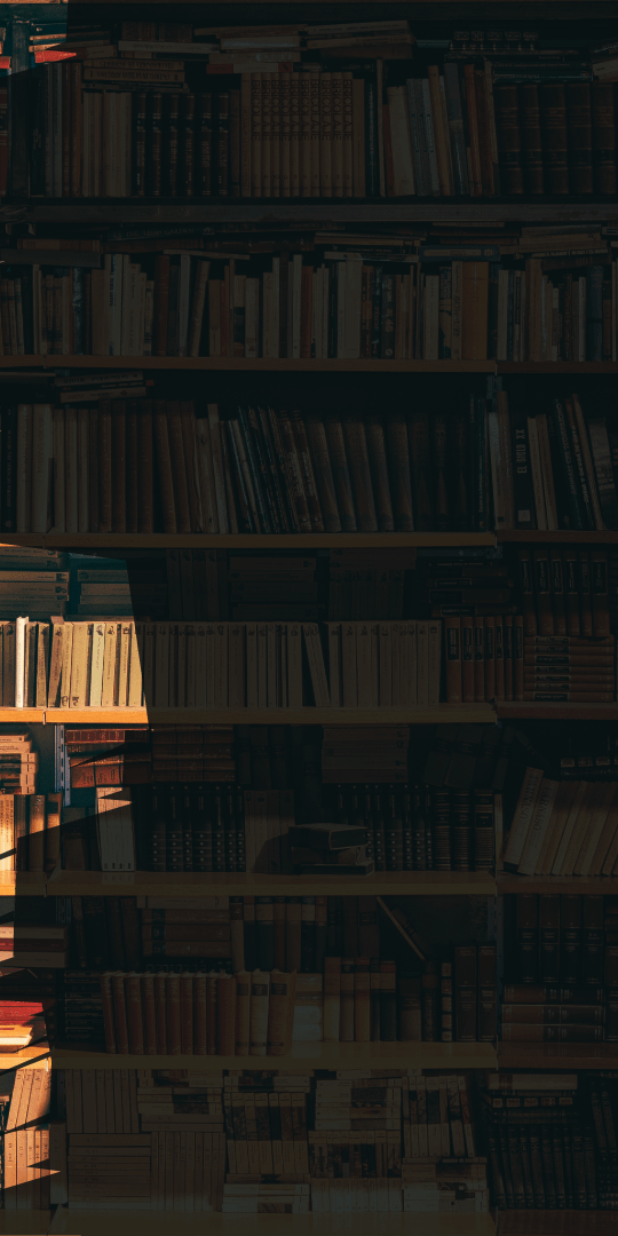
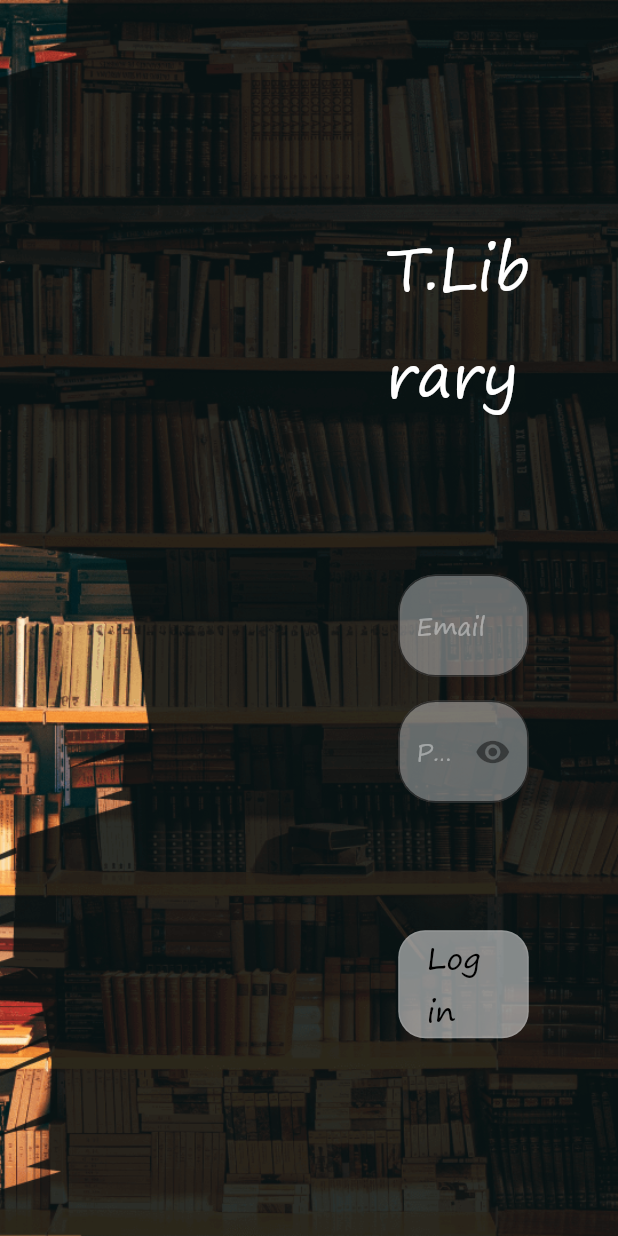
Before and after one commit to majdkurdi/t_library_dashboard, a Flutter app: the screen it shows after launch, on a phone screen of 412 x 824 dp. Run offline on Flutter 3.47's test engine with Material 2 defaults, Android fonts, the phone set to English and light mode, and no system bars.

Commit message:
login page

```diff
--- a/lib/main.dart
+++ b/lib/main.dart
@@ -1,6 +1,6 @@
 import 'package:flutter/material.dart';
+import 'package:t_library_dashboard/screens/login_screen.dart';
 import './screens/welcome_screen.dart';
-import 'screens/login_screen.dart';
 
 void main() {
   runApp(MyApp());
@@ -12,9 +12,11 @@ class MyApp extends StatelessWidget {
     return MaterialApp(
       title: 'Flutter Demo',
       theme: ThemeData(
+          fontFamily: 'Sego',
           primaryColor: Color(0xFF363636),
           accentColor: Color(0xFF800000),
           backgroundColor: Colors.black,
+          cardColor: Colors.grey[200],
           textTheme: TextTheme(
             headline6: TextStyle(color: Colors.white, fontFamily: 'Sego'),
           )),
--- /dev/null
+++ b/lib/notifiers/auth_notifier.dart
@@ -0,0 +1,12 @@
+import 'package:flutter/cupertino.dart';
+import '../models/user.dart';
+import '../services/authentication.dart';
+
+class AuthNotifier with ChangeNotifier {
+  late User currentUser;
+  final auth = Auth();
+
+  Future<void> signIn(String email, String password) async {
+    currentUser = await auth.signIn(email, password);
+  }
+}
--- a/lib/screens/login_screen.dart
+++ b/lib/screens/login_screen.dart
@@ -1,6 +1,17 @@
 import 'package:flutter/material.dart';
+import '../widgets/login_text_field.dart';
+import '../widgets/login_button.dart';
 
-class LoginScreen extends StatelessWidget {
+class LoginScreen extends StatefulWidget {
+  @override
+  _LoginScreenState createState() => _LoginScreenState();
+}
+
+class _LoginScreenState extends State<LoginScreen> {
+  final formKey = GlobalKey<FormState>();
+  String? email;
+  String? password;
+
   @override
   Widget build(BuildContext context) {
     return Scaffold(
@@ -10,7 +21,93 @@ class LoginScreen extends StatelessWidget {
                 image: AssetImage('assets/login_background.png'),
                 fit: BoxFit.cover),
           ),
+          child: Center(
+            child: Row(
+              mainAxisSize: MainAxisSize.max,
+              mainAxisAlignment: MainAxisAlignment.end,
+              children: [
+                Container(
+                  height: MediaQuery.of(context).size.height,
+                  width: MediaQuery.of(context).size.width / 4,
+                  child: Form(
+                    key: formKey,
+                    child: Column(
+                      mainAxisAlignment: MainAxisAlignment.spaceAround,
+                      children: [
+                        SizedBox(
+                          height: 20,
                         ),
+                        Padding(
+                          padding: const EdgeInsets.symmetric(vertical: 20),
+                          child: Text(
+                            'T.Library',
+                            style: Theme.of(context)
+                                .textTheme
+                                .headline6!
+                                .copyWith(fontSize: 40),
+                          ),
+                        ),
+                        Column(
+                          children: [
+                            LoginTextField(
+                              hint: 'Email',
+                              keyboardType: TextInputType.emailAddress,
+                              validator: (val) {
+                                if (val != null &&
+                                    val.contains('@') &&
+                                    val.contains('.')) {
+                                  return null;
+                                } else {
+                                  return 'please provide a valid email!';
+                                }
+                              },
+                              save: (val) {
+                                email = val;
+                              },
+                            ),
+                            LoginTextField(
+                              hint: 'Password',
+                              password: true,
+                              obsecure: true,
+                              validator: (val) {
+                                if (val != null && val.length >= 8) {
+                                  return null;
+                                } else {
+                                  return 'Weak Password!';
+                                }
+                              },
+                              save: (val) {
+                                password = val;
+                              },
+                            ),
+                          ],
+                        ),
+                        LoginButton(
+                          onTap: () {
+                            if (formKey.currentState!.validate()) {
+                              formKey.currentState!.save();
+                            }
+                          },
+                        ),
+                        SizedBox(height: 20),
+                        // TextButton(
+                        //   child: Text(
+                        //     'Sign Up',
+                        //     style: Theme.of(context)
+                        //         .textTheme
+                        //         .headline6!
+                        //         .copyWith(fontSize: 15),
+                        //   ),
+                        //   onPressed: () {},
+                        // )
+                      ],
+                    ),
+                  ),
+                ),
+                SizedBox(width: MediaQuery.of(context).size.width / 8)
+              ],
+            ),
+          )),
     );
   }
 }
--- /dev/null
+++ b/lib/services/authentication.dart
@@ -0,0 +1,23 @@
+import 'package:http/http.dart' as http;
+import '../models/user.dart';
+
+const String url = 'ldhjdb';
+
+class Auth {
+  late final Auth auth;
+
+  Auth._privateConstructor();
+
+  static late final Auth? _instance;
+
+  factory Auth() {
+    if (_instance == null) {
+      _instance = Auth._privateConstructor();
+    }
+    return _instance!;
+  }
+
+  Future<User> signIn(String email, String password) async {
+    final response = await http.post(Uri.parse(url));
+  }
+}
--- /dev/null
+++ b/lib/widgets/login_button.dart
@@ -0,0 +1,31 @@
+import 'package:flutter/material.dart';
+
+class LoginButton extends StatelessWidget {
+  final Function()? onTap;
+  LoginButton({
+    required this.onTap,
+  });
+  @override
+  Widget build(BuildContext context) {
+    return Padding(
+      padding: const EdgeInsets.all(8.0),
+      child: GestureDetector(
+        onTap: onTap,
+        child: Container(
+          decoration: BoxDecoration(
+            border: Border.all(color: Colors.white.withOpacity(0.1)),
+            borderRadius: BorderRadius.all(Radius.circular(18)),
+            color: Colors.white.withOpacity(0.5),
+          ),
+          child: Padding(
+            padding: const EdgeInsets.symmetric(horizontal: 18),
+            child: Text(
+              'Log in',
+              style: TextStyle(color: Colors.black, fontSize: 20),
+            ),
+          ),
+        ),
+      ),
+    );
+  }
+}
--- /dev/null
+++ b/lib/widgets/login_text_field.dart
@@ -0,0 +1,58 @@
+import 'package:flutter/material.dart';
+
+class LoginTextField extends StatefulWidget {
+  final String hint;
+  final bool password;
+  bool obsecure;
+  final TextInputType? keyboardType;
+  final String? Function(String?)? validator;
+  final void Function(String?)? save;
+
+  LoginTextField({
+    this.password = false,
+    required this.hint,
+    this.keyboardType,
+    this.obsecure = false,
+    this.validator,
+    this.save,
+  });
+
+  @override
+  _LoginTextFieldState createState() => _LoginTextFieldState();
+}
+
+class _LoginTextFieldState extends State<LoginTextField> {
+  @override
+  Widget build(BuildContext context) {
+    return Padding(
+      padding: const EdgeInsets.all(8.0),
+      child: TextFormField(
+        keyboardType: widget.keyboardType,
+        obscureText: widget.obsecure,
+        decoration: InputDecoration(
+          suffixIcon: widget.password
+              ? GestureDetector(
+                  child: Icon(widget.obsecure
+                      ? Icons.visibility
+                      : Icons.visibility_off),
+                  onTap: () {
+                    setState(() => widget.obsecure = !widget.obsecure);
+                  })
+              : null,
+          border: OutlineInputBorder(
+            borderRadius: BorderRadius.all(Radius.circular(25)),
+            borderSide:
+                BorderSide(color: Theme.of(context).cardColor.withOpacity(0.4)),
+          ),
+          fillColor: Theme.of(context).cardColor.withOpacity(0.4),
+          filled: true,
+          hintText: widget.hint,
+          hintStyle: TextStyle(color: Colors.white.withOpacity(0.4)),
+        ),
+        cursorColor: Colors.black,
+        validator: widget.validator,
+        onSaved: widget.save,
+      ),
+    );
+  }
+}
--- a/pubspec.yaml
+++ b/pubspec.yaml
@@ -29,6 +29,7 @@ dependencies:
   # Use with the CupertinoIcons class for iOS style icons.
   cupertino_icons: ^1.0.2
   flutter_riverpod: ^0.14.0+3
+  http: ^0.13.3
 
 dev_dependencies:
   flutter_test:
```
Also changed, not shown: lib/models/user.dart (added), pubspec.lock, 1 other file. Lines whose indentation alone changed are shown as unchanged.
